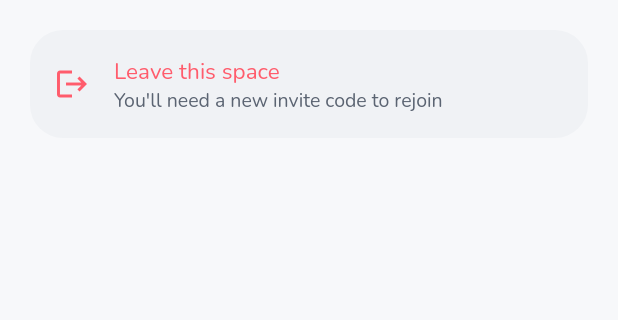
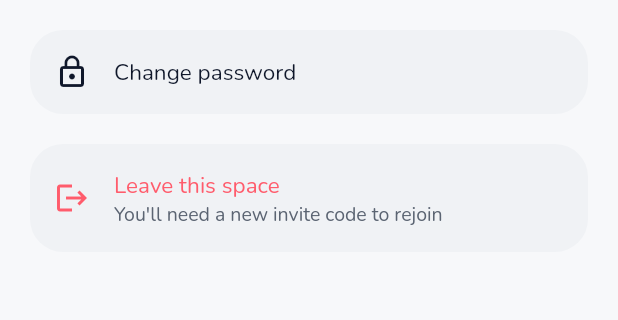
Before and after one commit to mohaneddz/Twins, a Flutter app: the PrivacyScreen screen opened directly, on a phone screen of 412 x 824 dp, the part 444-764 px from its top. Run offline on Flutter 3.47's test engine with Material 3 defaults, Android fonts, the phone set to English and light mode, and no system bars; our stand-ins replace cached_network_image, chewie, file_picker, flutter_dotenv, flutter_markdown, flutter_riverpod and 8 more; missing offline and left inert: receive_sharing_intent; accounts and stored records are empty.

Commit message:
Add Change Password screen; fix unreadable text on Privacy's intro card
The intro card is a fixed light mint regardless of theme, but its
text used the theme's textPrimary - white in dark mode, invisible
against the light card. Same fix as the pairing screen already got:
a fixed dark foreground via onColor() instead.

```diff
--- /dev/null
+++ b/lib/features/settings/change_password_screen.dart
@@ -0,0 +1,85 @@
+import 'package:flutter/material.dart';
+import 'package:flutter_riverpod/flutter_riverpod.dart';
+import '../../state/repository_provider.dart';
+import '../../theme/colors.dart';
+import '../../theme/spacing.dart';
+import '../../widgets/buttons.dart';
+import '../../widgets/screen_header.dart';
+import '../../widgets/toast.dart';
+import '../../widgets/twins_input.dart';
+
+class ChangePasswordScreen extends ConsumerStatefulWidget {
+  const ChangePasswordScreen({super.key});
+
+  @override
+  ConsumerState<ChangePasswordScreen> createState() => _ChangePasswordScreenState();
+}
+
+class _ChangePasswordScreenState extends ConsumerState<ChangePasswordScreen> {
+  final _password = TextEditingController();
+  final _confirm = TextEditingController();
+  bool _loading = false;
+  String? _error;
+
+  @override
+  void dispose() {
+    _password.dispose();
+    _confirm.dispose();
+    super.dispose();
+  }
+
+  Future<void> _submit() async {
+    final password = _password.text;
+    if (password.length < 6) {
+      setState(() => _error = 'Password must be at least 6 characters.');
+      return;
+    }
+    if (password != _confirm.text) {
+      setState(() => _error = "Passwords don't match.");
+      return;
+    }
+    setState(() {
+      _loading = true;
+      _error = null;
+    });
+    try {
+      await ref.read(repositoryProvider).updatePassword(password);
+      if (mounted) {
+        showTwinsToast(context, 'Password updated.');
+        Navigator.of(context).pop();
+      }
+    } catch (_) {
+      setState(() => _error = "Couldn't update your password. Try again.");
+    } finally {
+      if (mounted) setState(() => _loading = false);
+    }
+  }
+
+  @override
+  Widget build(BuildContext context) {
+    return Scaffold(
+      appBar: const ScreenHeader(title: 'Change password'),
+      body: SafeArea(
+        top: false,
+        child: Padding(
+          padding: const EdgeInsets.symmetric(horizontal: TwinsSpacing.xl),
+          child: Column(
+            crossAxisAlignment: CrossAxisAlignment.stretch,
+            children: [
+              const SizedBox(height: TwinsSpacing.lg),
+              TwinsInput(hint: 'New password', controller: _password, obscure: true),
+              const SizedBox(height: TwinsSpacing.md),
+              TwinsInput(hint: 'Confirm new password', controller: _confirm, obscure: true),
+              if (_error != null) ...[
+                const SizedBox(height: TwinsSpacing.xs),
+                Text(_error!, style: const TextStyle(color: TwinsColors.danger, fontSize: 13)),
+              ],
+              const SizedBox(height: TwinsSpacing.lg),
+              PrimaryButton(label: 'Update password', onPressed: _submit, loading: _loading),
+            ],
+          ),
+        ),
+      ),
+    );
+  }
+}
--- a/lib/features/settings/privacy_screen.dart
+++ b/lib/features/settings/privacy_screen.dart
@@ -16,6 +16,10 @@ class PrivacyScreen extends ConsumerWidget {
 
   @override
   Widget build(BuildContext context, WidgetRef ref) {
+    // The intro card below is a fixed light mint regardless of theme, so its
+    // text needs a fixed dark foreground - not the theme's textPrimary,
+    // which turns white in dark mode and disappears against the card.
+    final introCardFg = onColor(TwinsColors.mikuMist);
     return Scaffold(
       appBar: AppBar(title: const Text('Privacy')),
       body: ListView(
@@ -27,16 +31,28 @@ class PrivacyScreen extends ConsumerWidget {
             child: Column(
               crossAxisAlignment: CrossAxisAlignment.start,
               children: [
-                Text('Just for us, always private 💚', style: TwinsTypography.heading(context.twins.textPrimary, size: 17)),
+                Text('Just for us, always private 💚', style: TwinsTypography.heading(introCardFg, size: 17)),
                 const SizedBox(height: TwinsSpacing.sm),
                 Text(
                   'Every folder, item, comment, and message in ¡Twins! is only visible to the two people '
                   'in this space. There is no public profile, no discovery feed, and no way for anyone else '
                   'to see or search your content - this is enforced on the server (Row Level Security), not '
                   'just hidden in the app.',
-                  style: TwinsTypography.body(context.twins.textPrimary.withValues(alpha: 0.75)),
+                  style: TwinsTypography.body(introCardFg.withValues(alpha: 0.75)),
                 ),
               ],
+            ),
+          ),
+          const SizedBox(height: TwinsSpacing.lg),
+          Container(
+            decoration: BoxDecoration(
+              color: Theme.of(context).colorScheme.surfaceContainerHighest,
+              borderRadius: TwinsRadius.lgRadius,
+            ),
+            child: ListTile(
+              leading: Icon(Icons.lock_outline, color: context.twins.textPrimary),
+              title: const Text('Change password'),
+              onTap: () => context.push('/settings/change-password'),
             ),
           ),
           const SizedBox(height: TwinsSpacing.lg),
--- a/lib/routing/app_router.dart
+++ b/lib/routing/app_router.dart
@@ -16,6 +16,7 @@ import '../features/onboarding/join_space_screen.dart';
 import '../features/onboarding/pairing_choice_screen.dart';
 import '../features/profile/edit_profile_screen.dart';
 import '../features/search/search_screen.dart';
+import '../features/settings/change_password_screen.dart';
 import '../features/settings/help_center_screen.dart';
 import '../features/settings/invite_partner_screen.dart';
 import '../features/settings/manage_folders_screen.dart';
@@ -107,6 +108,7 @@ final routerProvider = Provider<GoRouter>((ref) {
       GoRoute(path: '/settings/manage-tags', builder: (context, state) => const ManageTagsScreen()),
       GoRoute(path: '/settings/invite', builder: (context, state) => const InvitePartnerScreen()),
       GoRoute(path: '/settings/privacy', builder: (context, state) => const PrivacyScreen()),
+      GoRoute(path: '/settings/change-password', builder: (context, state) => const ChangePasswordScreen()),
       GoRoute(path: '/settings/notifications', builder: (context, state) => const NotificationsSettingsScreen()),
       GoRoute(path: '/settings/help', builder: (context, state) => const HelpCenterScreen()),
     ],
```
